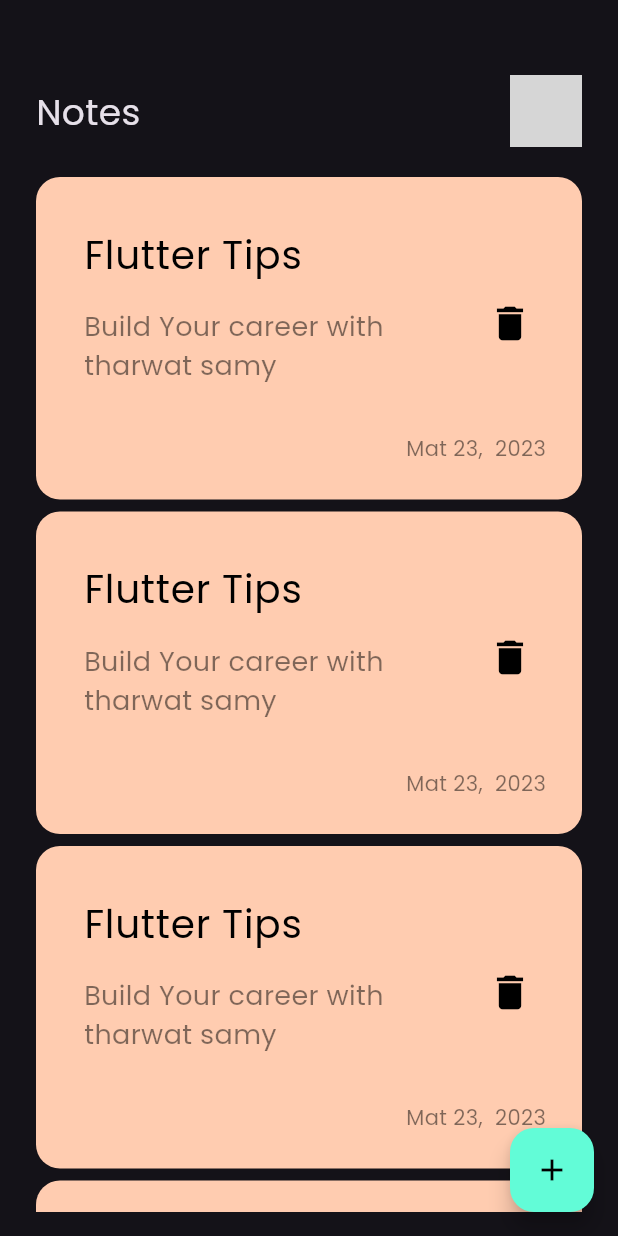
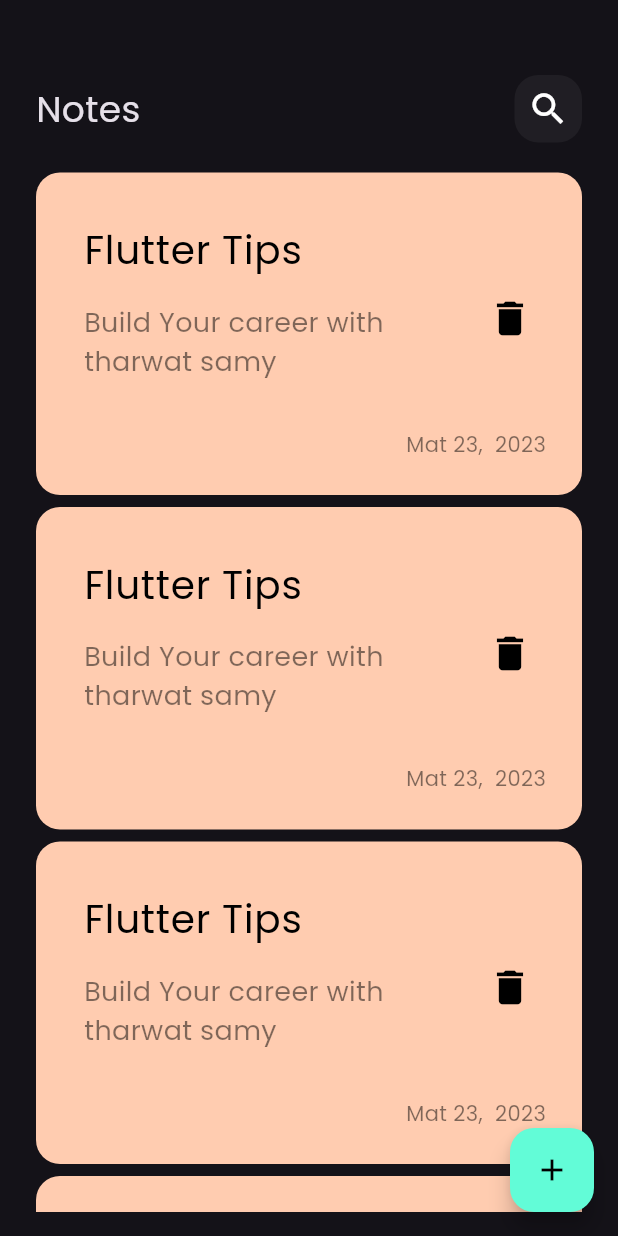
Before and after one commit to ahmedekhaled17/notes_app, a Flutter app: the screen it shows after launch, on a phone screen of 412 x 824 dp. Run offline on Flutter 3.47's test engine with Material 3 defaults, Android fonts, the phone set to English and light mode, and no system bars; grey boxes are pictures that could not be loaded.

Commit message:
Add custom app bar to edit note view

```diff
--- a/lib/widgets/custom_app_bar.dart
+++ b/lib/widgets/custom_app_bar.dart
@@ -1,17 +1,22 @@
 import 'package:flutter/material.dart';
-import 'package:notes_app/widgets/custom_search_icon.dart';
+import 'package:notes_app/widgets/custom_icon.dart';
 class CustomAppBar extends StatelessWidget {
-  const CustomAppBar({Key? key}) : super(key: key);
-
+  const CustomAppBar({Key? key, required this.title, required this.icon}) : super(key: key);
+final String title;
+final IconData icon;
   @override
   Widget build(BuildContext context) {
-    return const Row(
+    return Row(
       children: [
-        Text('Notes',style: TextStyle(fontSize: 24
+        Text(
+          title,
+          style:const TextStyle(fontSize: 24
          ),
         ),
         Spacer(),
-        CustomSearchIcon()
+        CustomIcon(
+          icon:icon,
+        )
       ],
     );
   }
--- a/lib/widgets/custom_note_item.dart
+++ b/lib/widgets/custom_note_item.dart
@@ -1,38 +1,47 @@
 import 'package:flutter/material.dart';
+import 'package:notes_app/Views/edit_note_view.dart';
+
+
 class NoteItem extends StatelessWidget {
   const NoteItem({Key? key}) : super(key: key);
 
   @override
   Widget build(BuildContext context) {
-    return Container(
+    return GestureDetector(
+      onTap: ()
+      {
+        Navigator.push(context, MaterialPageRoute(builder: (context)
+        {
+          return EditNoteView();
+        }));
+
+      },
+      child: Container(
         decoration: BoxDecoration(
-        color:const Color(0XFFFFCCB0),
+          color: const Color(0XFFFFCCB0),
           borderRadius: BorderRadius.circular(16),
         ),
-      padding: const EdgeInsets.only(top: 24,bottom: 24,left: 16),
+        padding: const EdgeInsets.only(top: 24, bottom: 24, left: 16),
         child: Column(
           crossAxisAlignment: CrossAxisAlignment.end,
           children: [
-          ListTile (
-            title:const Text('Flutter Tips' ,
-              style: TextStyle(
-                  color: Colors.black,
-                  fontSize: 26
-              ),
+            ListTile(
+              title: const Text(
+                'Flutter Tips',
+                style: TextStyle(color: Colors.black, fontSize: 26),
               ),
               subtitle: Padding(
-              padding: const EdgeInsets.only(top: 16,bottom: 24),
+                padding: const EdgeInsets.only(top: 16, bottom: 24),
                 child: Text(
                   'Build Your career with tharwat samy',
                   style: TextStyle(
-                    color: Colors.black.withOpacity(.5),
-                    fontSize: 18
+                      color: Colors.black.withOpacity(.5), fontSize: 18),
                 ),
               ),
-            ),
-            trailing:
-               IconButton(onPressed: (){},
-                icon:const Icon(Icons.delete,
+              trailing: IconButton(
+                onPressed: () {},
+                icon: const Icon(
+                  Icons.delete,
                   color: Colors.black,
                   size: 30,
                 ),
@@ -40,13 +49,12 @@ class NoteItem extends StatelessWidget {
             ),
             Padding(
               padding: const EdgeInsets.only(right: 24),
-            child: Text('Mat 23,  2023',style: TextStyle(
-                color: Colors.black.withOpacity(.5),
-                fontSize: 14
-            )
-            ),
+              child: Text('Mat 23,  2023',
+                  style: TextStyle(
+                      color: Colors.black.withOpacity(.5), fontSize: 14)),
             ),
           ],
+        ),
       ),
     );
   }
--- a/lib/widgets/notes_view_body.dart
+++ b/lib/widgets/notes_view_body.dart
@@ -15,7 +15,10 @@ class NotesViewBody extends StatelessWidget {
           SizedBox(
             height: 50,
           ),
-          CustomAppBar(),
+          CustomAppBar(
+            title: 'Notes',
+            icon: Icons.search,
+          ),
          Expanded(child: NotesListView())
         ],
       ),
```
Also changed, not shown: lib/widgets/edit_note_view_body.dart (+23 -0 lines). Lines whose indentation alone changed are shown as unchanged.
